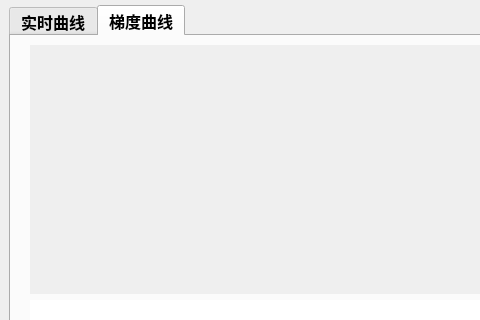
The window that mainwindow.ui (RoboticsKingWay/EMDetect) describes before a commit, drawn with Qt 5; both pictures show x 0 to 480 and y 0 to 320 of the 1009 by 749 pixel window.
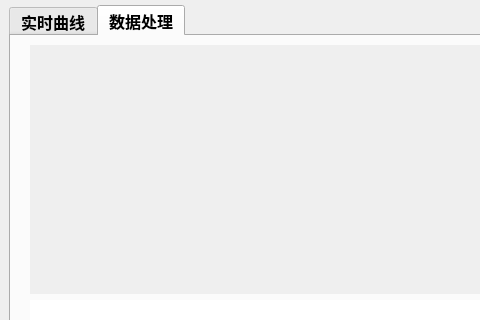
The same window after the commit. Icons and pictures are not drawn.

Commit message: 梯度曲线改成数据处理

The edit to the form file:
```diff
--- a/mainwindow.ui
+++ b/mainwindow.ui
@@ -219,7 +219,7 @@
         </font>
        </property>
        <attribute name="title">
-        <string>梯度曲线</string>
+        <string>数据处理</string>
        </attribute>
        <widget class="QWidget" name="widget_tab_2" native="true">
         <property name="geometry">
```
The commit also changes 129 other files.
